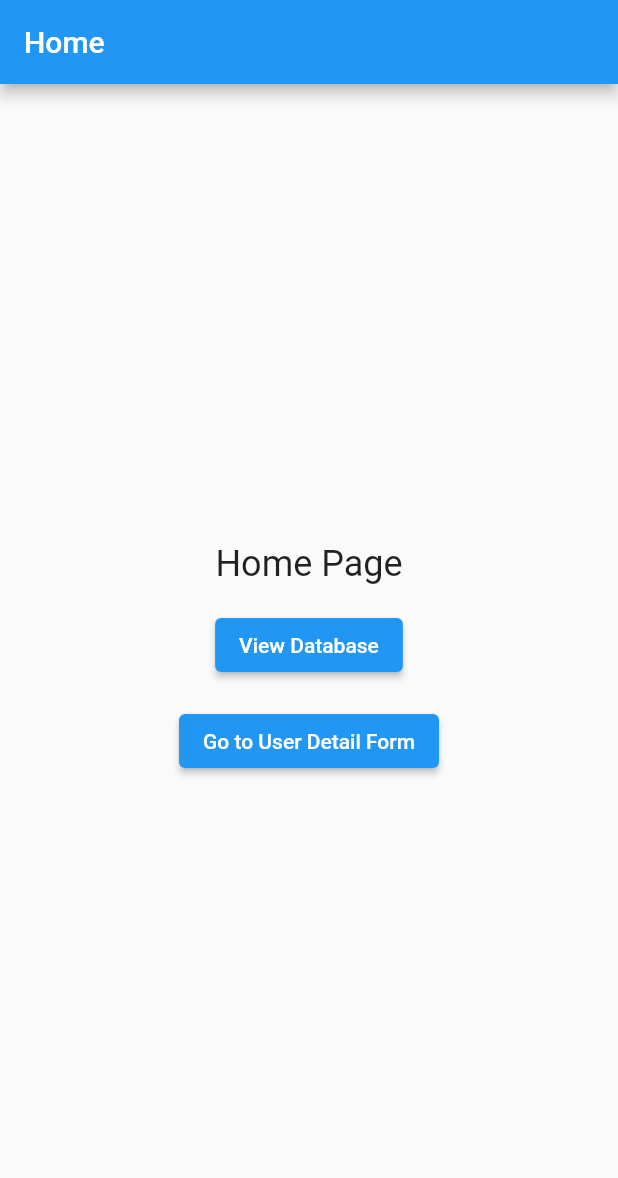
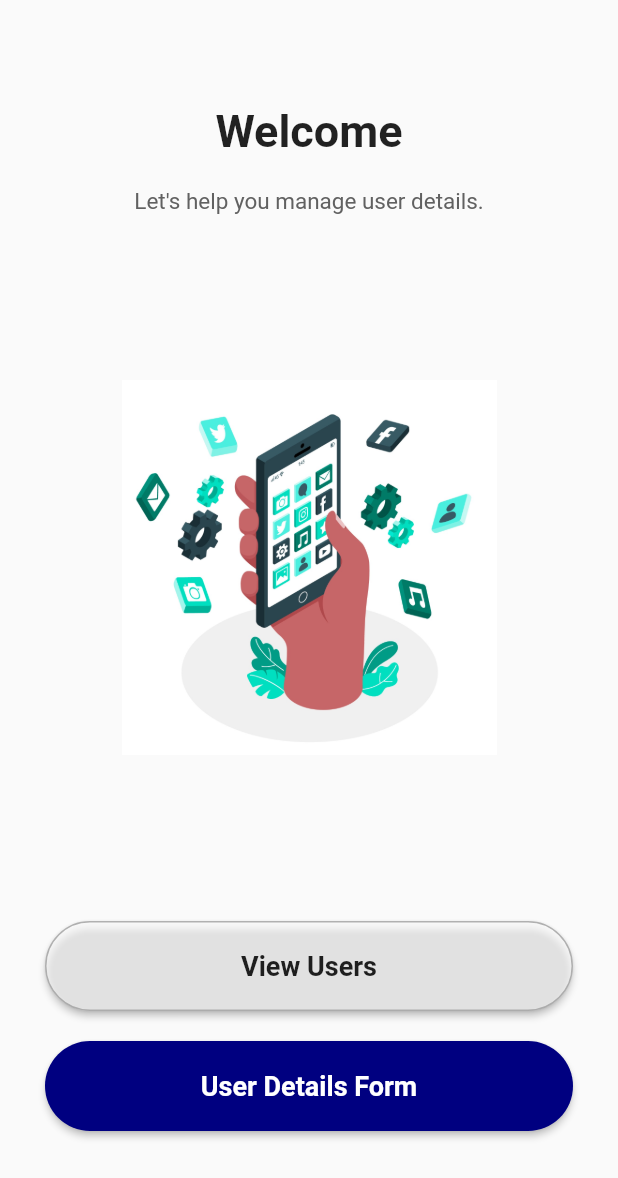
Before and after one commit to Hakobunn/realtimedatabase, a Flutter app: the screen it shows after launch, on a phone screen of 412 x 824 dp. Shown: the top 1178 px of the screen. Run offline on Flutter 3.47's test engine with Material 2 defaults, Android fonts, the phone set to English and light mode, and no system bars; our stand-ins replace firebase_core, firebase_database; accounts and stored records are empty.

Commit message:
edited the homepage template

```diff
--- a/lib/main.dart
+++ b/lib/main.dart
@@ -20,300 +20,127 @@ class MyApp extends StatelessWidget {
       title: 'Welcome',
       debugShowCheckedModeBanner: false,
       theme: ThemeData(
-        primarySwatch: Colors.blue,
+        primarySwatch: createCustomColor(0xFF000080),
+        // primarySwatch:Color(0xFF000080),
       ),
       // home: const UserDetailsForm(),
-      home: const HomePage(),
+      home: HomePage(),
     );
   }
 }
 
+MaterialColor createCustomColor(int colorValue) {
+  Map<int, Color> colorMap = {
+    50: Color(colorValue),
+    100: Color(colorValue),
+    200: Color(colorValue),
+    300: Color(colorValue),
+    400: Color(colorValue),
+    500: Color(colorValue),
+    600: Color(colorValue),
+    700: Color(colorValue),
+    800: Color(colorValue),
+    900: Color(colorValue),
+  };
+  return MaterialColor(colorValue, colorMap);
+}
+
 class HomePage extends StatelessWidget {
-  const HomePage({Key? key}) : super(key: key);
-
+  HomePage({Key? key}) : super(key: key);
+  final Color tdGrey = Colors.grey;
+  final Color tdNavyBlue = Color(0xFF000080);
   @override
   Widget build(BuildContext context) {
     return Scaffold(
-      appBar: AppBar(
-        title: const Text('Home'),
+      body: SafeArea(
+        child: Container(
+          width: double.infinity,
+          height: MediaQuery.of(context).size.height,
+          padding: const EdgeInsets.symmetric(horizontal: 30, vertical: 70),
+          child: Column(
+            mainAxisAlignment: MainAxisAlignment.spaceBetween,
+            crossAxisAlignment: CrossAxisAlignment.center,
+            children: <Widget>[
+              Column(
+                children: <Widget>[
+                  const Text(
+                    "Welcome",
+                    style: TextStyle(
+                      fontWeight: FontWeight.bold,
+                      fontSize: 30,
                     ),
-      body: Center(
-        child: Column(
-          mainAxisAlignment: MainAxisAlignment.center,
-          children: [
-            const Text(
-              'Home Page',
-              style: TextStyle(fontSize: 24),
                   ),
-            const SizedBox(height: 16),
-            ElevatedButton(
+                  const SizedBox(height: 20),
+                  Text(
+                    "Let's help you manage user details.",
+                    textAlign: TextAlign.center,
+                    style: TextStyle(
+                      color: Colors.grey[700],
+                      fontSize: 15,
+                    ),
+                  ),
+                ],
+              ),
+              Image.asset(
+                'assets/exam.jpg',
+                width: 250,
+                height: 250,
+              ),
+              Column(
+                children: <Widget>[
+                  MaterialButton(
+                    minWidth: double.infinity,
+                    height: 60,
                     onPressed: () {
-                // Navigate to Database Page
                       Navigator.push(
                         context,
-                  MaterialPageRoute(builder: (context) => DatabaseViewPage()),
+                        MaterialPageRoute(
+                            builder: (context) => DatabaseViewPage()),
                       );
                     },
-              child: const Text('View Database'),
+                    color: Colors.white60,
+                    shape: RoundedRectangleBorder(
+                      side: BorderSide(color: tdGrey.withOpacity(0.8)),
+                      borderRadius: BorderRadius.circular(50),
                     ),
-            const SizedBox(height: 16),
-            ElevatedButton(
+                    child: const Text(
+                      "View Users",
+                      style: TextStyle(
+                        fontWeight: FontWeight.w600,
+                        fontSize: 18,
+                      ),
+                    ),
+                  ),
+                  const SizedBox(height: 20),
+                  MaterialButton(
+                    minWidth: double.infinity,
+                    height: 60,
                     onPressed: () {
-                // Navigate to UserDetailPage
                       Navigator.push(
                         context,
                         MaterialPageRoute(
                             builder: (context) => const UserDetailsForm()),
                       );
                     },
-              child: const Text('Go to User Detail Form'),
+                    color: tdNavyBlue,
+                    shape: RoundedRectangleBorder(
+                      borderRadius: BorderRadius.circular(50),
+                    ),
+                    child: const Text(
+                      "User Details Form",
+                      style: TextStyle(
+                        color: Colors.white,
+                        fontWeight: FontWeight.w600,
+                        fontSize: 18,
+                      ),
+                    ),
                   ),
                 ],
+              ),
+            ],
+          ),
         ),
       ),
     );
   }
 }
-
-
-
-
-
-
-
-// class UserDetailsForm extends StatefulWidget {
-//   const UserDetailsForm({Key? key}) : super(key: key);
-
-//   @override
-//   // ignore: library_private_types_in_public_api
-//   _UserDetailsFormState createState() => _UserDetailsFormState();
-// }
-
-// class _UserDetailsFormState extends State<UserDetailsForm> {
-//   final _formKey = GlobalKey<FormState>();
-//   final _nameController = TextEditingController();
-//   final _ageController = TextEditingController();
-//   final _occupationController = TextEditingController();
-//   String? _gender;
-//   DateTime _selectedDate = DateTime.now();
-
-//   @override
-//   void dispose() {
-//     _nameController.dispose();
-//     _ageController.dispose();
-//     _occupationController.dispose();
-//     super.dispose();
-//   }
-
-//   Future<void> _selectDate(BuildContext context) async {
-//     final DateTime? picked = await showDatePicker(
-//       context: context,
-//       initialDate: DateTime.now(),
-//       firstDate: DateTime(1900),
-//       lastDate: DateTime.now(),
-//     );
-
-//     if (picked != null && picked != _selectedDate) {
-//       setState(() {
-//         _selectedDate = picked;
-//       });
-//     }
-//   }
-
-//   void _submitForm() {
-//     if (_formKey.currentState!.validate()) {
-//       // Perform further actions with the validated user details
-//       String name = _nameController.text;
-//       int age = int.parse(_ageController.text);
-//       String occupation = _occupationController.text;
-//       String? gender = _gender;
-//       DateTime dob = _selectedDate;
-
-//       // Push user details to Firebase Realtime Database
-//       // ignore: deprecated_member_use
-//       DatabaseReference databaseRef = FirebaseDatabase.instance.reference();
-//       databaseRef.child('user_details').push().set({
-//         'name': name,
-//         'gender': gender,
-//         'age': age,
-//         'dob': dob.toString(),
-//         'occupation': occupation,
-//       });
-
-//       showDialog(
-//         context: context,
-//         builder: (BuildContext context) {
-//           return AlertDialog(
-//             title: const Text('User Details'),
-//             content: Column(
-//               crossAxisAlignment: CrossAxisAlignment.start,
-//               mainAxisSize: MainAxisSize.min,
-//               children: [
-//                 Text('Name: $name'),
-//                 Text('Gender: $gender'),
-//                 Text('Age: $age'),
-//                 Text('Date of Birth: ${DateFormat('yyyy-MM-dd').format(dob)}'),
-//                 Text('Occupation: $occupation'),
-//               ],
-//             ),
-//             actions: <Widget>[
-//               TextButton(
-//                 child: const Text('Cancel'),
-//                 onPressed: () {
-//                   Navigator.of(context).pop();
-//                 },
-//               ),
-//               TextButton(
-//                 child: const Text('Confirm'),
-//                 onPressed: () {
-//                   Navigator.of(context).pop();
-//                   Navigator.push(
-//                     context,
-//                     MaterialPageRoute(
-//                       builder: (context) => DisplayPage(
-//                         name: name,
-//                         gender: gender,
-//                         age: age,
-//                         dob: dob,
-//                         occupation: occupation,
-//                       ),
-//                     ),
-//                   );
-//                 },
-//               ),
-//             ],
-//           );
-//         },
-//       );
-
-//       _resetForm(); // Reset the form after submitting the details
-//     }
-//   }
-
-//   void _resetForm() {
-//     setState(() {
-//       _nameController.clear();
-//       _ageController.clear();
-//       _occupationController.clear();
-//       _gender = null;
-//       _selectedDate = DateTime.now();
-//     });
-//   }
-
-//   @override
-//   Widget build(BuildContext context) {
-//     return WillPopScope(
-//       onWillPop: () async {
-//         return true;
-//       },
-//       child: Scaffold(
-//         appBar: AppBar(
-//           title: const Text('User Details'),
-//         ),
-//         body: SingleChildScrollView(
-//           padding: const EdgeInsets.all(16.0),
-//           child: Form(
-//             key: _formKey,
-//             child: Column(
-//               crossAxisAlignment: CrossAxisAlignment.start,
-//               children: [
-//                 TextFormField(
-//                   controller: _nameController,
-//                   decoration: const InputDecoration(labelText: 'Name'),
-//                   validator: (value) {
-//                     if (value!.isEmpty) {
-//                       return 'Please enter your name';
-//                     }
-//                     return null;
-//                   },
-//                 ),
-//                 const SizedBox(height: 16.0),
-//                 DropdownButtonFormField<String>(
-//                   decoration: const InputDecoration(
-//                     labelText: 'Gender',
-//                   ),
-//                   value: _gender,
-//                   onChanged: (value) {
-//                     setState(() {
-//                       _gender = value;
-//                     });
-//                   },
-//                   items: const [
-//                     DropdownMenuItem(
-//                       value: 'Male',
-//                       child: Text('Male'),
-//                     ),
-//                     DropdownMenuItem(
-//                       value: 'Female',
-//                       child: Text('Female'),
-//                     ),
-//                   ],
-//                   validator: (value) {
-//                     if (value == null) {
-//                       return 'Please select your gender';
-//                     }
-//                     return null;
-//                   },
-//                 ),
-//                 const SizedBox(height: 16.0),
-//                 TextFormField(
-//                   controller: _ageController,
-//                   keyboardType: TextInputType.number,
-//                   decoration: const InputDecoration(labelText: 'Age'),
-//                   validator: (value) {
-//                     if (value!.isEmpty) {
-//                       return 'Please enter your age';
-//                     }
-//                     int? age = int.tryParse(value);
-//                     if (age == null || age <= 0) {
-//                       return 'Please enter a valid age';
-//                     }
-//                     return null;
-//                   },
-//                 ),
-//                 const SizedBox(height: 16.0),
-//                 const Text('Date of Birth'),
-//                 const SizedBox(height: 16.0),
-//                 InkWell(
-//                   onTap: () {
-//                     _selectDate(context);
-//                   },
-//                   child: InputDecorator(
-//                     decoration: const InputDecoration(
-//                       border: OutlineInputBorder(),
-//                     ),
-//                     child: Text(
-//                       DateFormat('yyyy-MM-dd').format(_selectedDate),
-//                     ),
-//                   ),
-//                 ),
-//                 const SizedBox(height: 16.0),
-//                 TextFormField(
-//                   controller: _occupationController,
-//                   decoration: const InputDecoration(labelText: 'Occupation'),
-//                   validator: (value) {
-//                     if (value!.isEmpty) {
-//                       return 'Please enter your occupation';
-//                     }
-//                     return null;
-//                   },
-//                 ),
-//                 const SizedBox(height: 24.0),
-//                 ElevatedButton(
-//                   onPressed: () {
-//                     _submitForm();
-//                     _resetForm(); // Reset the form after submitting the details
-//                   },
-//                   child: const Text(
-//                     'Submit',
-//                     style: TextStyle(fontSize: 18),
-//                   ),
-//                 ),
-//               ],
-//             ),
-//           ),
-//         ),
-//       ),
-//     );
-//   }
-// }
--- a/pubspec.yaml
+++ b/pubspec.yaml
@@ -62,9 +62,9 @@ flutter:
   uses-material-design: true
 
   # To add assets to your application, add an assets section, like this:
-  # assets:
-  #   - images/a_dot_burr.jpeg
-  #   - images/a_dot_ham.jpeg
+  assets:
+    - assets/exam.jpg
+
 
   # An image asset can refer to one or more resolution-specific "variants", see
   # https://flutter.dev/assets-and-images/#resolution-aware
```
Also changed, not shown: assets/exam.jpg (added). Lines whose indentation alone changed are shown as unchanged.
